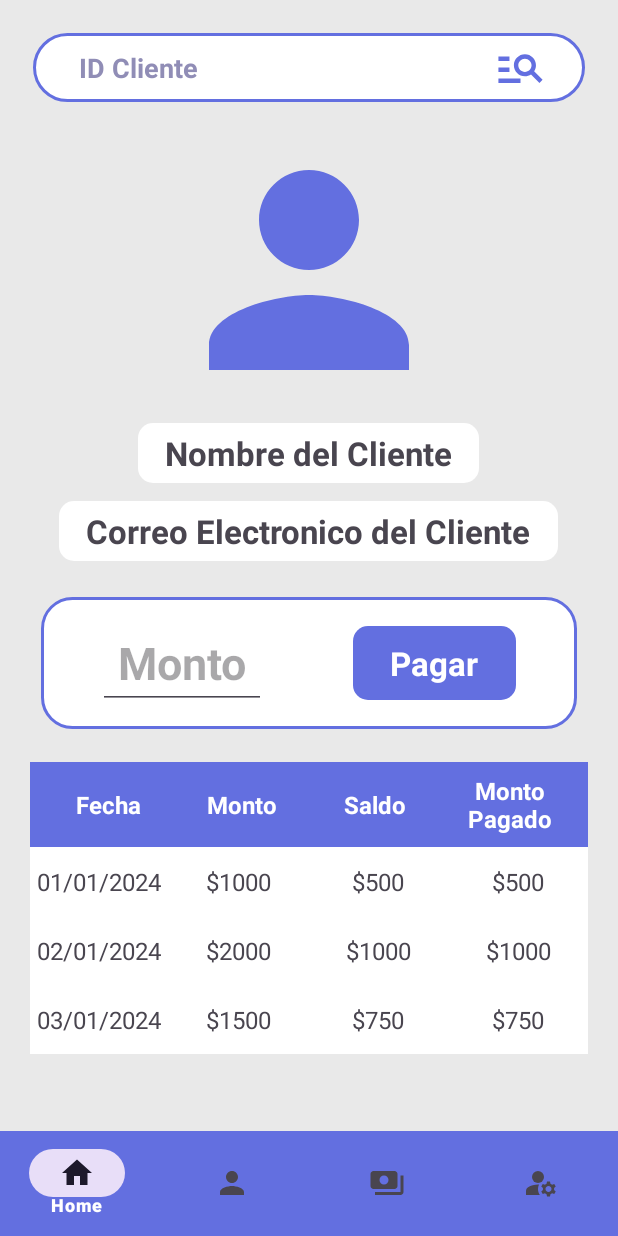
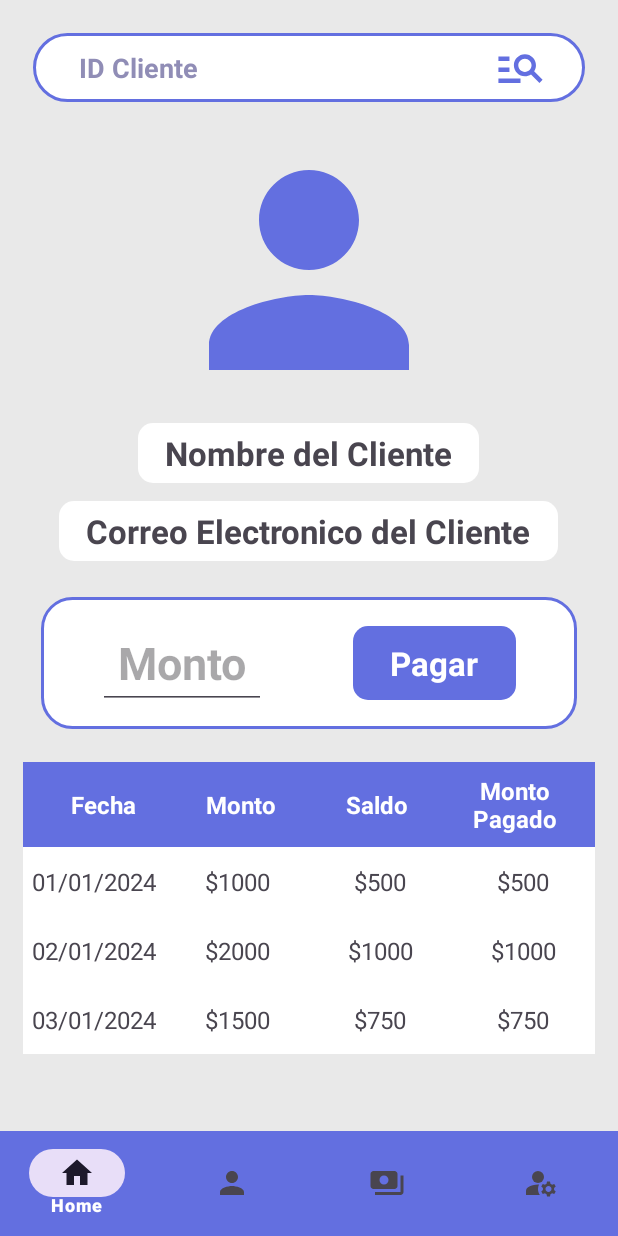
Before and after one commit to MancillaO/ProLender, an Android app: the fragment CobrarFragment placed in its activity, on a phone screen of 412 x 824 dp. Run offline under Robolectric (Android 15) with nearby library versions, the phone set to English and light mode, and no system bars.

Commit message:
EditText corregido en el fragment de cobros

```diff
--- a/app/src/main/res/layout/fragment_cobrar.xml
+++ b/app/src/main/res/layout/fragment_cobrar.xml
@@ -124,6 +124,7 @@
                 android:textColor="#000000"
                 android:textStyle="bold"
                 android:gravity="center"
+                android:inputType="number"
                 />
 
             <Space
@@ -161,7 +162,7 @@
             android:layout_width="match_parent"
             android:layout_height="wrap_content"
             android:stretchColumns="1,2,3,4"
-            android:paddingHorizontal="20dp"
+            android:paddingHorizontal="15dp"
             android:layout_marginVertical="20dp">
 
 
```
